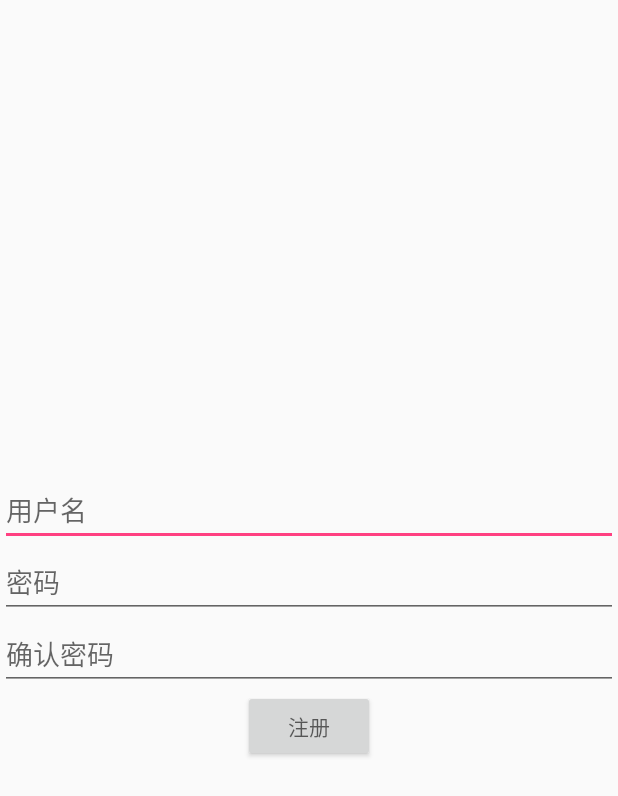
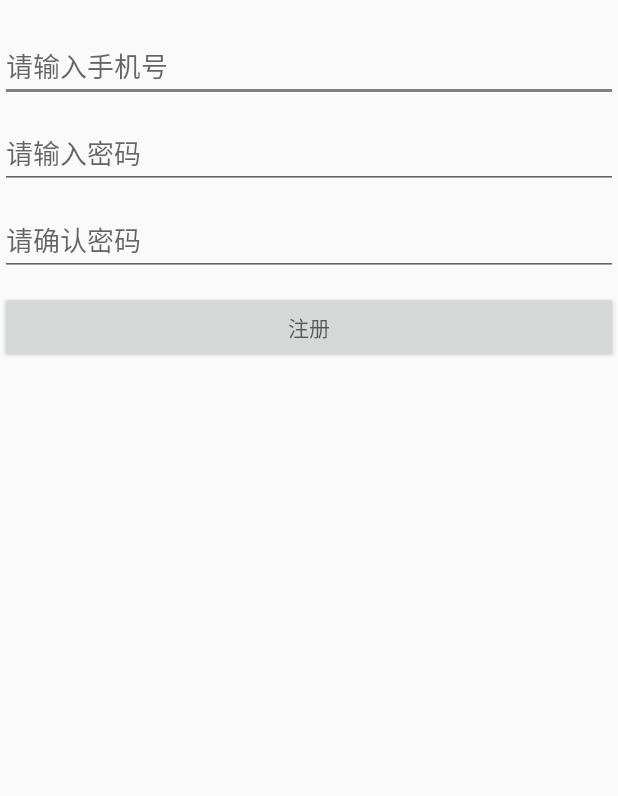
Before and after one commit to zanhaofang/yizhu-client, an Android app: the screen it shows after launch (SignUpActivity), after a tap on "注册", on a phone screen of 412 x 824 dp. Shown: the top 796 px of the screen. Run offline under Robolectric (Android 15) with nearby library versions, the phone set to English and light mode, and no system bars.

Commit message:
设置Activity切换动画

```diff
--- a/app/src/main/java/com/sysu/yizhu/LaunchActivity.java
+++ b/app/src/main/java/com/sysu/yizhu/LaunchActivity.java
@@ -3,6 +3,7 @@ package com.sysu.yizhu;
 import android.content.Intent;
 import android.content.SharedPreferences;
 import android.os.Bundle;
+import android.os.Handler;
 import android.support.annotation.Nullable;
 import android.support.v7.app.AppCompatActivity;
 
@@ -21,11 +22,10 @@ public class LaunchActivity extends AppCompatActivity {
         AppManager.getAppManager().addActivity(LaunchActivity.this);
         preference = getSharedPreferences("info", MODE_PRIVATE);
 
-        new Thread(new Runnable() {
-            @Override
-            public void run() {
-                //耗时任务，比如加载网络数据
-                runOnUiThread(new Runnable() {
+        Integer time = 2000;    //设置等待时间，单位为毫秒
+        Handler handler = new Handler();
+        //当计时结束时跳转
+        handler.postDelayed(new Runnable() {
             @Override
             public void run() {
                 //已登录进入主页面，否则登录界面
@@ -39,9 +39,6 @@ public class LaunchActivity extends AppCompatActivity {
                 }
                 AppManager.getAppManager().finishActivity();
             }
-                });
-            }
-        }).start();
-
+        }, time);
     }
 }
--- a/app/src/main/java/com/sysu/yizhu/SignInActivity.java
+++ b/app/src/main/java/com/sysu/yizhu/SignInActivity.java
@@ -141,9 +141,9 @@ public class SignInActivity extends AppCompatActivity {
             @Override
             public void onClick(View v) {
                 if (TextUtils.isEmpty(sign_in_username.getText())) {
-                    Toast.makeText(SignInActivity.this, "用户名不能为空", Toast.LENGTH_SHORT).show();
+                    Toast.makeText(SignInActivity.this, "请输入手机号", Toast.LENGTH_SHORT).show();
                 } else if (TextUtils.isEmpty(sign_in_password.getText())) {
-                    Toast.makeText(SignInActivity.this, "密码不能为空", Toast.LENGTH_SHORT).show();
+                    Toast.makeText(SignInActivity.this, "请输入密码", Toast.LENGTH_SHORT).show();
                 } else {
                     sendRequesttoserver();
                 }
--- a/app/src/main/java/com/sysu/yizhu/SignUpActivity.java
+++ b/app/src/main/java/com/sysu/yizhu/SignUpActivity.java
@@ -137,9 +137,9 @@ public class SignUpActivity extends AppCompatActivity {
             @Override
             public void onClick(View v) {
                 if (TextUtils.isEmpty(sign_up_username.getText())) {
-                    Toast.makeText(SignUpActivity.this, "请填写用户名", Toast.LENGTH_SHORT).show();
+                    Toast.makeText(SignUpActivity.this, "请输入手机号", Toast.LENGTH_SHORT).show();
                 } else if (TextUtils.isEmpty(sign_up_password.getText())) {
-                    Toast.makeText(SignUpActivity.this, "请填写密码", Toast.LENGTH_SHORT).show();
+                    Toast.makeText(SignUpActivity.this, "请输入密码", Toast.LENGTH_SHORT).show();
                 } else if (TextUtils.isEmpty(retype_sign_up_password.getText())) {
                     Toast.makeText(SignUpActivity.this, "请确认密码", Toast.LENGTH_SHORT).show();
                 } else if (!sign_up_password.getText().toString().equals(retype_sign_up_password.getText().toString())) {
--- /dev/null
+++ b/app/src/main/res/anim/anim_enter.xml
@@ -0,0 +1,10 @@
+<?xml version="1.0" encoding="UTF-8"?>
+<set xmlns:android="http://schemas.android.com/apk/res/android"
+    android:interpolator="@android:anim/decelerate_interpolator">
+    <translate
+        android:duration = "500"
+        android:fromXDelta="100%p"
+        android:toXDelta="0%p"
+        android:fromYDelta="0%p"
+        android:toYDelta="0%p" />
+</set>
--- /dev/null
+++ b/app/src/main/res/anim/anim_exit.xml
@@ -0,0 +1,10 @@
+<?xml version="1.0" encoding="UTF-8"?>
+<set xmlns:android="http://schemas.android.com/apk/res/android"
+    android:interpolator="@android:anim/decelerate_interpolator">
+    <translate
+        android:duration = "500"
+        android:fromXDelta="0%p"
+        android:toXDelta="-100%p"
+        android:fromYDelta="0%p"
+        android:toYDelta="0%p" />
+</set>
--- /dev/null
+++ b/app/src/main/res/anim/back_enter.xml
@@ -0,0 +1,10 @@
+<?xml version="1.0" encoding="UTF-8"?>
+<set xmlns:android="http://schemas.android.com/apk/res/android"
+    android:interpolator="@android:anim/decelerate_interpolator">
+    <translate
+        android:duration = "500"
+        android:fromXDelta="-100%p"
+        android:toXDelta="0%p"
+        android:fromYDelta="0%p"
+        android:toYDelta="0%p" />
+</set>
--- /dev/null
+++ b/app/src/main/res/anim/back_exit.xml
@@ -0,0 +1,10 @@
+<?xml version="1.0" encoding="UTF-8"?>
+<set xmlns:android="http://schemas.android.com/apk/res/android"
+    android:interpolator="@android:anim/decelerate_interpolator">
+    <translate
+        android:duration = "500"
+        android:fromXDelta="0%p"
+        android:toXDelta="100%p"
+        android:fromYDelta="0%p"
+        android:toYDelta="0%p" />
+</set>
--- a/app/src/main/res/layout/sign_up_layout.xml
+++ b/app/src/main/res/layout/sign_up_layout.xml
@@ -2,36 +2,38 @@
 <LinearLayout xmlns:android="http://schemas.android.com/apk/res/android"
     android:layout_width="match_parent"
     android:layout_height="match_parent"
-    android:orientation="vertical"
-    android:gravity="center">
+    android:orientation="vertical">
 
     <EditText
         android:hint="@string/sign_up_username"
         android:id="@+id/sign_up_username"
         android:layout_width="match_parent"
         android:layout_height="wrap_content"
-        android:singleLine="true" />
+        android:singleLine="true"
+        android:layout_marginTop="20dp"/>
 
     <EditText
         android:hint="@string/sign_up_password"
         android:id="@+id/sign_up_password"
         android:layout_width="match_parent"
         android:layout_height="wrap_content"
-        android:singleLine="true" />
+        android:singleLine="true"
+        android:layout_marginTop="10dp"/>
 
     <EditText
         android:hint="@string/retype_sign_up_password"
         android:id="@+id/retype_sign_up_password"
         android:layout_width="match_parent"
         android:layout_height="wrap_content"
-        android:singleLine="true" />
+        android:singleLine="true"
+        android:layout_marginTop="10dp"/>
 
     <Button
         android:hint="@string/sign_up_submit"
         android:id="@+id/sign_up_submit"
-        android:layout_width="wrap_content"
+        android:layout_width="match_parent"
         android:layout_height="wrap_content"
         android:gravity="center"
-        android:layout_gravity="center" />
+        android:layout_marginTop="10dp"/>
 
 </LinearLayout>
--- a/app/src/main/res/values/colors.xml
+++ b/app/src/main/res/values/colors.xml
@@ -1,6 +1,6 @@
 <?xml version="1.0" encoding="utf-8"?>
 <resources>
-    <color name="colorPrimary">#3F51B5</color>
-    <color name="colorPrimaryDark">#303F9F</color>
-    <color name="colorAccent">#FF4081</color>
+    <color name="colorPrimary">#808080</color>
+    <color name="colorPrimaryDark">#808080</color>
+    <color name="colorAccent">#808080</color>
 </resources>
--- a/app/src/main/res/values/strings.xml
+++ b/app/src/main/res/values/strings.xml
@@ -1,12 +1,12 @@
 <resources>
     <string name="app_name">YiZhu</string>
-    <string name="username">用户名</string>
-    <string name="password">密码</string>
+    <string name="username">请输入手机号</string>
+    <string name="password">请输入密码</string>
     <string name="sign_in">登录</string>
     <string name="forgot_pwd">忘记密码？</string>
     <string name="sign_up">注册</string>
-    <string name="sign_up_username">用户名</string>
-    <string name="sign_up_password">密码</string>
-    <string name="retype_sign_up_password">确认密码</string>
+    <string name="sign_up_username">请输入手机号</string>
+    <string name="sign_up_password">请输入密码</string>
+    <string name="retype_sign_up_password">请确认密码</string>
     <string name="sign_up_submit">注册</string>
 </resources>
--- a/app/src/main/res/values/styles.xml
+++ b/app/src/main/res/values/styles.xml
@@ -3,14 +3,23 @@
     <!-- Base application theme. -->
     <style name="AppTheme" parent="Theme.AppCompat.Light.NoActionBar">
         <!-- Customize your theme here. -->
+        <item name="android:windowAnimationStyle">@style/AnimationActivity</item>
+        <item name="android:windowNoTitle">true</item>
+
         <item name="colorPrimary">@color/colorPrimary</item>
         <item name="colorPrimaryDark">@color/colorPrimaryDark</item>
         <item name="colorAccent">@color/colorAccent</item>
     </style>
 
-    <style name="Theme.AppStartLoadTranslucent" parent="AppTheme">
+    <style name="AppStartLoadTranslucent" parent="AppTheme">
         <item name="android:windowIsTranslucent">true</item>
-        <item name="android:windowNoTitle">true</item>
+    </style>
+
+    <style name="AnimationActivity" parent="@android:style/Animation.Activity">
+        <item name="android:activityOpenEnterAnimation">@anim/anim_enter</item>
+        <item name="android:activityOpenExitAnimation">@anim/anim_exit</item>
+        <item name="android:activityCloseEnterAnimation">@anim/back_enter</item>
+        <item name="android:activityCloseExitAnimation">@anim/back_exit</item>
     </style>
 
 </resources>
```
Also changed, not shown: app/src/main/AndroidManifest.xml (+5 -11 lines), app/src/main/res/layout/sign_in_layout.xml (+11 -7 lines), 1 other file. Lines whose indentation alone changed are shown as unchanged.
